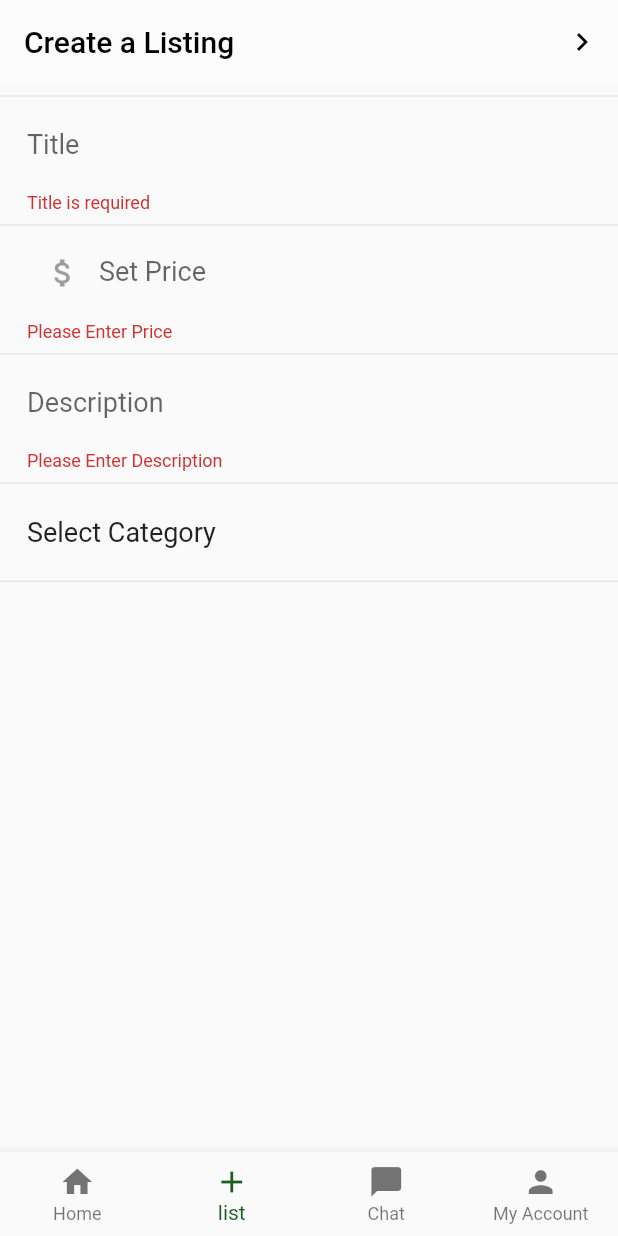
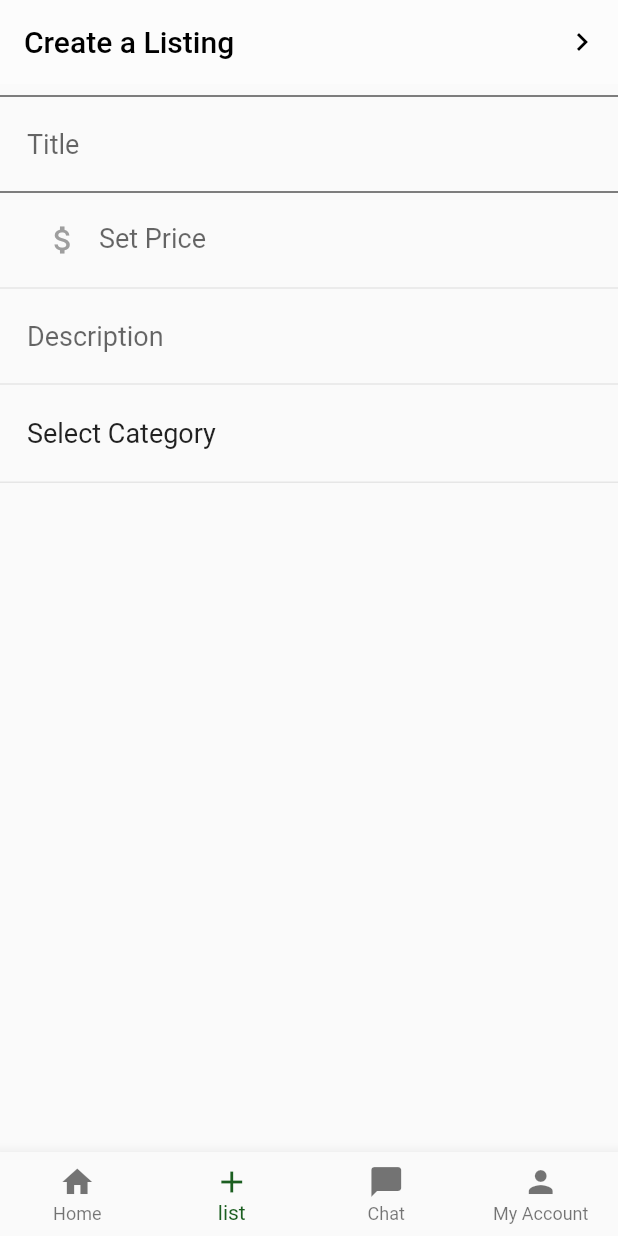
Before and after one commit to SpoonJoon/hackathon2021, a Flutter app: the screen it shows once a user with an empty profile is signed in, item 2 of the bottom bar chosen, on a phone screen of 412 x 824 dp. Run offline on Flutter 3.47's test engine with Material 2 defaults, Android fonts, the phone set to English and light mode, and no system bars; our stand-ins replace cloud_firestore, firebase_auth, firebase_core, firebase_storage, image_picker; accounts and stored records are empty.

```diff
--- a/hackathon/lib/pages/ListingPage.dart
+++ b/hackathon/lib/pages/ListingPage.dart
@@ -22,8 +22,85 @@ class _ListingPageState extends State<ListingPage> {
   DocumentReference listingRef = FirebaseFirestore.instance.collection("Listing").doc();
 
 
+  //widgets
+  Widget _title(){
+    return Padding(
+      padding: EdgeInsets.only(right: 18, left: 18),
+      child: TextFormField(
+        style: TextStyle(fontSize: 18),
+        decoration: InputDecoration(
+            focusColor: Colors.black,
+            hintText: 'Title',
+            hintStyle: TextStyle(fontSize: 18),
+            border: InputBorder.none),
+        controller: _titleController,
+        validator: (String value) {
+          if (value.isEmpty)
+            return 'Title is required';
+          return null;
+        },
+        onSaved: (String value){
+          _currentListing.title = value;
+        },
+      ),
+    );
+  }
+
+  Widget _price(){
+    return Padding(
+      padding: EdgeInsets.only(left: 18, right: 18),
+      child: TextFormField(
+        keyboardType: TextInputType.number,
+        maxLines: null,
+        style: TextStyle(fontSize: 18),
+        decoration: InputDecoration(
+            prefixIcon: Icon(
+              Icons.attach_money,
+              color: Colors.grey,
+            ),
+            hintText: "Set Price",
+            hintStyle: TextStyle(fontSize: 18),
+            border: InputBorder.none,
+            focusedBorder: InputBorder.none),
+        controller: _priceController,
+        validator: (String value) {
+          if (value.isEmpty)
+            return 'Please Enter Price';
+          return null;
+        },
+        onSaved: (String value){
+          _currentListing.price = double.parse(value);
+        },
+      ),
+    );
+  }
+
+  Widget _description(){
+    return Padding(
+      padding: EdgeInsets.only(left: 18, right: 18),
+      child: TextFormField(
+        keyboardType: TextInputType.multiline,
+        maxLines: null,
+        style: TextStyle(fontSize: 18),
+        decoration: InputDecoration(
+            hintText: 'Description',
+            hintStyle: TextStyle(fontSize: 18),
+            border: InputBorder.none,
+            focusedBorder: InputBorder.none),
+        controller: _contentController,
+        validator: (String value) {
+          if (value.isEmpty)
+            return 'Please Enter Description';
+          return null;
+        },
+        onSaved: (String value){
+          _currentListing.content = value;
+        },
+      ),
+    );
+  }
+
   //functions
-
   Future pickImage() async {
     final pickedFile = await picker.getImage(source: ImageSource.gallery);
     setState(() {
@@ -65,79 +142,14 @@ class _ListingPageState extends State<ListingPage> {
         body: SingleChildScrollView(
           child: Form(
             key: _formKey,
-            autovalidate: true,
+            //autovalidate: true,
             child: Column(children: <Widget>[
+              Divider(color: Colors.black,),
+              _title(),
+              Divider(color: Colors.black,),
+              _price(),
               Divider(),
-              Padding(
-                padding: EdgeInsets.only(right: 18, left: 18),
-                child: TextFormField(
-                  style: TextStyle(fontSize: 18),
-                  decoration: InputDecoration(
-                      focusColor: Colors.black,
-                      hintText: 'Title',
-                      hintStyle: TextStyle(fontSize: 18),
-                      border: InputBorder.none),
-                  controller: _titleController,
-                  validator: (String value) {
-                    if (value.isEmpty)
-                      return 'Title is required';
-                    return null;
-                  },
-                  onSaved: (String value){
-                    _currentListing.title = value;
-                  },
-                ),
-              ),
-              Divider(),
-              Padding(
-                padding: EdgeInsets.only(left: 18, right: 18),
-                child: TextFormField(
-                  keyboardType: TextInputType.number,
-                  maxLines: null,
-                  style: TextStyle(fontSize: 18),
-                  decoration: InputDecoration(
-                      prefixIcon: Icon(
-                        Icons.attach_money,
-                        color: Colors.grey,
-                      ),
-                      hintText: "Set Price",
-                      hintStyle: TextStyle(fontSize: 18),
-                      border: InputBorder.none,
-                      focusedBorder: InputBorder.none),
-                  controller: _priceController,
-                  validator: (String value) {
-                    if (value.isEmpty)
-                      return 'Please Enter Price';
-                    return null;
-                  },
-                  onSaved: (String value){
-                    _currentListing.price = double.parse(value);
-                  },
-                ),
-              ),
-              Divider(),
-              Padding(
-                padding: EdgeInsets.only(left: 18, right: 18),
-                child: TextFormField(
-                  keyboardType: TextInputType.multiline,
-                  maxLines: null,
-                  style: TextStyle(fontSize: 18),
-                  decoration: InputDecoration(
-                      hintText: 'Description',
-                      hintStyle: TextStyle(fontSize: 18),
-                      border: InputBorder.none,
-                      focusedBorder: InputBorder.none),
-                  controller: _contentController,
-                  validator: (String value) {
-                    if (value.isEmpty)
-                      return 'Please Enter Description';
-                    return null;
-                  },
-                  onSaved: (String value){
-                    _currentListing.content = value;
-                  },
-                ),
-              ),
+             _description(),
               Divider(),
               Padding(
                   padding: EdgeInsets.only(left: 18, right: 18),
```
Also changed, not shown: hackathon/lib/Login.dart (+17 -7 lines), hackathon/pubspec.yaml (+4 -3 lines), hackathon/assets/images/bing.jpg (added), hackathon/assets/images/bing2.png (added).
